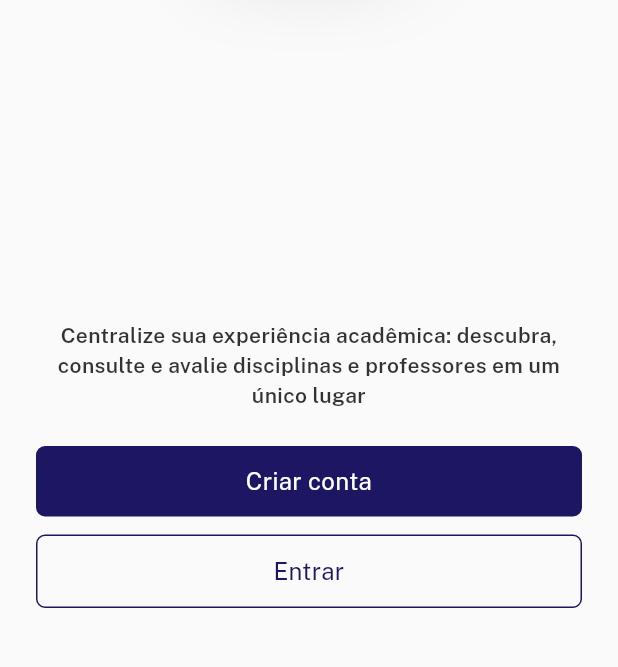
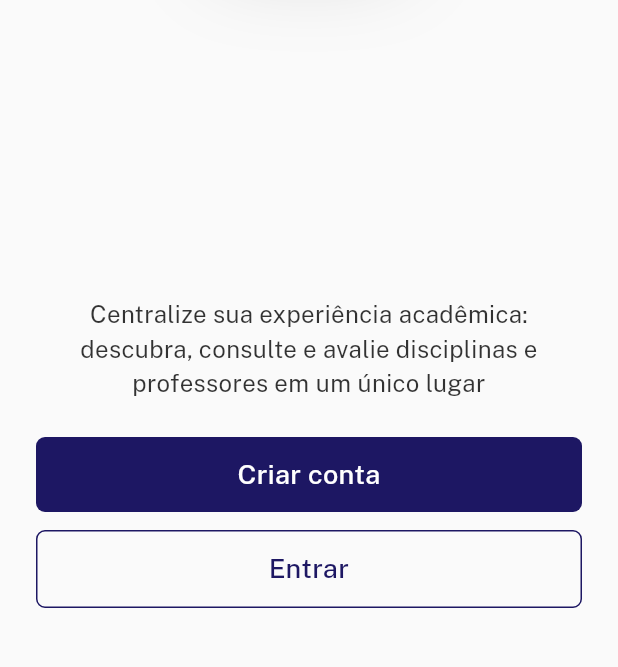
Before and after one commit to brunafalheiro/avalia-ai, a Flutter app: the screen it shows after launch, on a phone screen of 412 x 824 dp, the part 520-1187 px from its top. Run offline on Flutter 3.47's test engine with Material 3 defaults, Android fonts, the light colour scheme and no system bars; our stand-ins replace dropdown_button2, fluro; project files that could hold a hidden picture were left out.

Commit message:
Rework on text styles

```diff
--- a/lib/shared/styles/text_styles.dart
+++ b/lib/shared/styles/text_styles.dart
@@ -9,38 +9,42 @@ class AVAITextStyle {
   TextStyle get title => TextStyle(
         fontSize: 18,
         color: color,
+        fontWeight: FontWeight.w600,
       );
 
   TextStyle get subtitle => TextStyle(
-        fontSize: 14,
+        fontSize: 16,
         color: color,
-        fontWeight: FontWeight.w600,
+        fontWeight: FontWeight.w400,
       );
 
   TextStyle get label => TextStyle(
         fontSize: 14,
         color: color,
+        fontWeight: FontWeight.w300,
       );
 
   TextStyle get content => TextStyle(
         fontSize: 16,
         color: color,
+        fontWeight: FontWeight.w400,
       );
 
   TextStyle get boldContent => TextStyle(
-        fontSize: 16,
+        fontSize: 18,
         color: color,
         fontWeight: FontWeight.w600,
       );
 
   TextStyle get semiBoldContent => TextStyle(
-        fontSize: 16,
+        fontSize: 18,
         color: color,
         fontWeight: FontWeight.w600,
       );
 
   TextStyle get placeholder => TextStyle(
         fontSize: 16,
+        fontWeight: FontWeight.w400,
         color: AVAIColors.grey,
       );
 
@@ -52,7 +56,8 @@ class AVAITextStyle {
       );
 
   TextStyle get action => TextStyle(
-        fontSize: 16,
+        fontSize: 18,
         color: color,
+        fontWeight: FontWeight.w500,
       );
 }
```
